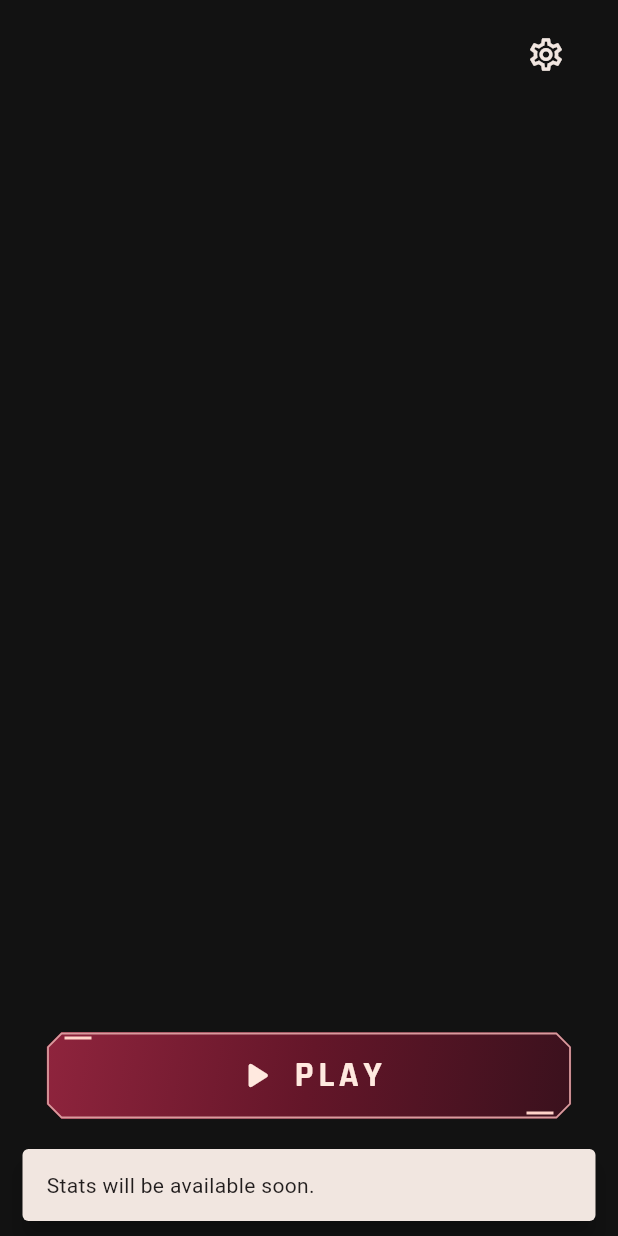
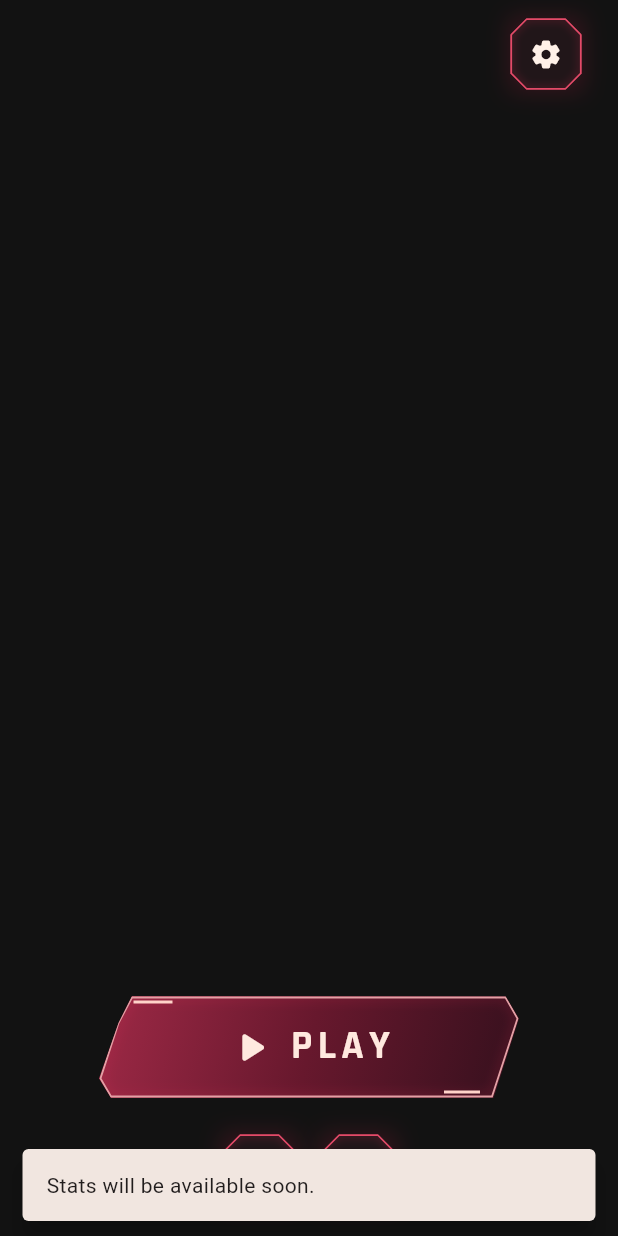
Before and after one commit to Nvrrdream/Imposter, a Flutter app: the screen it shows after launch, after a tap on the "bar chart" icon, on a phone screen of 412 x 824 dp. Run offline on Flutter 3.47's test engine with Material 3 defaults, Android fonts, the phone set to English and light mode, and no system bars; our stand-ins replace material_ui, shared_preferences.

Commit message:
Polish home screen controls and theme UI

```diff
--- a/lib/screens/home_screen.dart
+++ b/lib/screens/home_screen.dart
@@ -1,5 +1,4 @@
 import 'package:material_ui/material_ui.dart';
-
 
 class HomeScreen extends StatelessWidget {
   const HomeScreen({
@@ -24,9 +23,7 @@ class HomeScreen extends StatelessWidget {
   Widget build(BuildContext context) {
     return Scaffold(
       body: SafeArea(
-        child: LayoutBuilder(
-          builder: (context, constraints) {
-            return Padding(
+        child: Padding(
           padding: const EdgeInsets.symmetric(
             horizontal: 24,
             vertical: 12,
@@ -35,57 +32,179 @@ class HomeScreen extends StatelessWidget {
             children: [
               Align(
                 alignment: Alignment.centerRight,
-                    child: IconButton(
+                child: OctagonalIconButton(
+                  icon: Icons.settings_rounded,
+                  tooltip: 'Settings',
                   onPressed: onOpenSettings,
-                      icon: const Icon(Icons.settings_outlined),
-                      iconSize: 26,
-                      color: Theme.of(context).colorScheme.onSurface,
-                      tooltip: 'Settings',
                 ),
               ),
-                  Expanded(
-                    child: Center(
-                      child: Container(
-                        width: double.infinity,
-                        constraints: const BoxConstraints(
-                          maxWidth: 420,
-                        ),
-                      ),
-                    ),
-                  ),
+              const Spacer(),
               ConstrainedBox(
-                    constraints: const BoxConstraints(maxWidth: 350),
+                constraints: const BoxConstraints(maxWidth: 280),
                 child: SizedBox(
                   width: double.infinity,
-                      height: 58,
+                  height: 68,
                   child: CustomPlayButton(
                     onPressed: () => _showComingSoon(context, 'New game'),
                   ),
                 ),
               ),
-                  const SizedBox(height: 18),
+              const SizedBox(height: 24),
               Row(
-                    mainAxisAlignment: MainAxisAlignment.center,
                 children: [
-                      IconButton(
+                  const Expanded(child: HomeAccentLine()),
+                  const SizedBox(width: 14),
+                  OctagonalIconButton(
+                    icon: Icons.bar_chart_rounded,
+                    tooltip: 'Stats',
                     onPressed: () => _showComingSoon(context, 'Stats'),
-                        icon: const Icon(Icons.bar_chart_rounded),
-                        color: Theme.of(context).colorScheme.onSurface,
-                        tooltip: 'Stats',
                   ),
-                      const SizedBox(width: 24),
-                      IconButton(
+                  const SizedBox(width: 18),
+                  OctagonalIconButton(
+                    icon: Icons.info_rounded,
+                    tooltip: 'About',
                     onPressed: onOpenAbout,
-                        icon: const Icon(Icons.info_outline_rounded),
-                        color: Theme.of(context).colorScheme.onSurface,
-                        tooltip: 'About',
+                  ),
+                  const SizedBox(width: 14),
+                  const Expanded(child: HomeAccentLine()),
+                ],
+              ),
+              const SizedBox(height: 8),
+            ],
+          ),
+        ),
+      ),
+    );
+  }
+}
+
+class OctagonalIconButton extends StatelessWidget {
+  const OctagonalIconButton({
+    required this.icon,
+    required this.tooltip,
+    required this.onPressed,
+    super.key,
+  });
+
+  final IconData icon;
+  final String tooltip;
+  final VoidCallback onPressed;
+
+  @override
+  Widget build(BuildContext context) {
+    final iconColor = Theme.of(context).colorScheme.onPrimary;
+
+    return Tooltip(
+      message: tooltip,
+      child: SizedBox(
+        width: 48,
+        height: 48,
+        child: DecoratedBox(
+          decoration: BoxDecoration(
+            boxShadow: [
+              BoxShadow(
+                color: const Color(0xFFB51F42).withValues(alpha: 0.22),
+                blurRadius: 12,
+                spreadRadius: 1,
               ),
             ],
           ),
-                ],
+          child: ClipPath(
+            clipper: OctagonalClipper(),
+            child: CustomPaint(
+              foregroundPainter: OctagonalBorderPainter(),
+              child: Material(
+                color: const Color(0xFF211619),
+                child: InkWell(
+                  onTap: onPressed,
+                  splashColor: const Color(0x44D83B5D),
+                  highlightColor: const Color(0x22D83B5D),
+                  child: Center(
+                    child: Icon(
+                      icon,
+                      size: 22,
+                      color: iconColor,
+                    ),
+                  ),
+                ),
+              ),
+            ),
+          ),
+        ),
       ),
     );
-          },
+  }
+}
+
+class OctagonalClipper extends CustomClipper<Path> {
+  @override
+  Path getClip(Size size) {
+    const cut = 11.0;
+
+    return Path()
+      ..moveTo(cut, 0)
+      ..lineTo(size.width - cut, 0)
+      ..lineTo(size.width, cut)
+      ..lineTo(size.width, size.height - cut)
+      ..lineTo(size.width - cut, size.height)
+      ..lineTo(cut, size.height)
+      ..lineTo(0, size.height - cut)
+      ..lineTo(0, cut)
+      ..close();
+  }
+
+  @override
+  bool shouldReclip(covariant CustomClipper<Path> oldClipper) => false;
+}
+
+class OctagonalBorderPainter extends CustomPainter {
+  @override
+  void paint(Canvas canvas, Size size) {
+    const cut = 11.0;
+
+    final path = Path()
+      ..moveTo(cut, 0.8)
+      ..lineTo(size.width - cut, 0.8)
+      ..lineTo(size.width - 0.8, cut)
+      ..lineTo(size.width - 0.8, size.height - cut)
+      ..lineTo(size.width - cut, size.height - 0.8)
+      ..lineTo(cut, size.height - 0.8)
+      ..lineTo(0.8, size.height - cut)
+      ..lineTo(0.8, cut)
+      ..close();
+
+    final glowPaint = Paint()
+      ..color = const Color(0xFFCF294D).withValues(alpha: 0.35)
+      ..style = PaintingStyle.stroke
+      ..strokeWidth = 2.4
+      ..maskFilter = const MaskFilter.blur(BlurStyle.normal, 3);
+
+    final borderPaint = Paint()
+      ..color = const Color(0xFFE34A68)
+      ..style = PaintingStyle.stroke
+      ..strokeWidth = 1.2;
+
+    canvas.drawPath(path, glowPaint);
+    canvas.drawPath(path, borderPaint);
+  }
+
+  @override
+  bool shouldRepaint(covariant CustomPainter oldDelegate) => false;
+}
+
+class HomeAccentLine extends StatelessWidget {
+  const HomeAccentLine({super.key});
+
+  @override
+  Widget build(BuildContext context) {
+    return Container(
+      height: 1,
+      decoration: const BoxDecoration(
+        gradient: LinearGradient(
+          colors: [
+            Color(0x00C52B4D),
+            Color(0xFFB72A49),
+          ],
         ),
       ),
     );
@@ -118,29 +237,29 @@ class CustomPlayButton extends StatelessWidget {
                   begin: Alignment.topLeft,
                   end: Alignment.bottomRight,
                   colors: [
-                    Color(0xFF8F243D),
-                    Color(0xFF641629),
-                    Color(0xFF3A111D),
+                    Color(0xFF9E2946),
+                    Color(0xFF67182D),
+                    Color(0xFF35101D),
                   ],
                 ),
               ),
-              child: Row(
+              child: const Row(
                 mainAxisAlignment: MainAxisAlignment.center,
-                children: const [
+                children: [
                   Icon(
                     Icons.play_arrow_rounded,
-                    size: 30,
+                    size: 34,
                     color: Color(0xFFFFE9DF),
                   ),
-                  SizedBox(width: 9),
+                  SizedBox(width: 8),
                   Text(
                     'PLAY',
                     style: TextStyle(
                       color: Color(0xFFFFE9DF),
                       fontFamily: 'Rajdhani',
-                      fontSize: 24,
+                      fontSize: 27,
                       fontWeight: FontWeight.w700,
-                      letterSpacing: 3,
+                      letterSpacing: 3.5,
                     ),
                   ),
                 ],
@@ -156,17 +275,14 @@ class CustomPlayButton extends StatelessWidget {
 class PlayButtonClipper extends CustomClipper<Path> {
   @override
   Path getClip(Size size) {
-    const cut = 10.0;
-
     return Path()
-      ..moveTo(cut, 0)
-      ..lineTo(size.width - cut, 0)
-      ..lineTo(size.width, cut)
-      ..lineTo(size.width, size.height - cut)
-      ..lineTo(size.width - cut, size.height)
-      ..lineTo(cut, size.height)
-      ..lineTo(0, size.height - cut)
-      ..lineTo(0, cut)
+      ..moveTo(22, 0)
+      ..lineTo(size.width - 9, 0)
+      ..lineTo(size.width, 15)
+      ..lineTo(size.width - 17, size.height)
+      ..lineTo(8, size.height)
+      ..lineTo(0, size.height - 13)
+      ..lineTo(13, 18)
       ..close();
   }
 
@@ -177,41 +293,44 @@ class PlayButtonClipper extends CustomClipper<Path> {
 class PlayButtonBorderPainter extends CustomPainter {
   @override
   void paint(Canvas canvas, Size size) {
-    const cut = 10.0;
-
-    final borderPath = Path()
-      ..moveTo(cut, 1)
-      ..lineTo(size.width - cut, 1)
-      ..lineTo(size.width - 1, cut)
-      ..lineTo(size.width - 1, size.height - cut)
-      ..lineTo(size.width - cut, size.height - 1)
-      ..lineTo(cut, size.height - 1)
-      ..lineTo(1, size.height - cut)
-      ..lineTo(1, cut)
+    final path = Path()
+      ..moveTo(22, 1)
+      ..lineTo(size.width - 9, 1)
+      ..lineTo(size.width - 1, 15)
+      ..lineTo(size.width - 18, size.height - 1)
+      ..lineTo(8, size.height - 1)
+      ..lineTo(1, size.height - 13)
+      ..lineTo(13, 18)
       ..close();
 
+    final glowPaint = Paint()
+      ..color = const Color(0xFFD72D50).withValues(alpha: 0.3)
+      ..style = PaintingStyle.stroke
+      ..strokeWidth = 3
+      ..maskFilter = const MaskFilter.blur(BlurStyle.normal, 4);
+
     final borderPaint = Paint()
-      ..color = const Color(0xFFD99A9D)
+      ..color = const Color(0xFFE3A0A5)
       ..style = PaintingStyle.stroke
       ..strokeWidth = 1.2;
 
-    canvas.drawPath(borderPath, borderPaint);
+    canvas.drawPath(path, glowPaint);
+    canvas.drawPath(path, borderPaint);
 
     final accentPaint = Paint()
       ..color = const Color(0xFFFFD3C9)
-      ..style = PaintingStyle.stroke
       ..strokeWidth = 2
       ..strokeCap = StrokeCap.square;
 
     canvas.drawLine(
-      const Offset(13, 4),
-      const Offset(29, 4),
+      const Offset(24, 4),
+      const Offset(48, 4),
       accentPaint,
     );
 
     canvas.drawLine(
-      Offset(size.width - 29, size.height - 4),
-      Offset(size.width - 13, size.height - 4),
+      Offset(size.width - 49, size.height - 4),
+      Offset(size.width - 27, size.height - 4),
       accentPaint,
     );
   }
--- a/lib/screens/settings_screen.dart
+++ b/lib/screens/settings_screen.dart
@@ -27,7 +27,7 @@ class SettingsScreen extends StatelessWidget {
                 children: [
                   const Text('App theme', style: TextStyle(fontSize: 17, fontWeight: FontWeight.w700)),
                   const SizedBox(height: 6),
-                  Text('Choose how Imposter looks.', style: Theme.of(context).textTheme.bodyMedium),
+                  Text('Choose how the app looks.', style: Theme.of(context).textTheme.bodyMedium),
                   const SizedBox(height: 18),
                   SegmentedButton<ThemeMode>(
                     segments: const [
```
Lines whose indentation alone changed are shown as unchanged.
